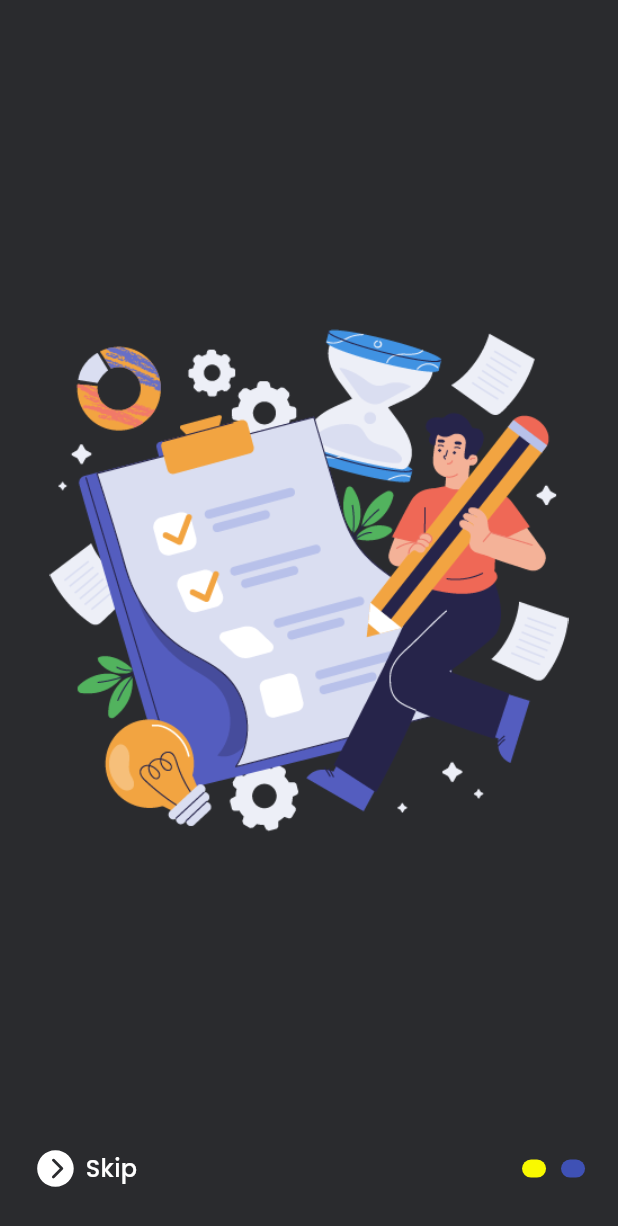
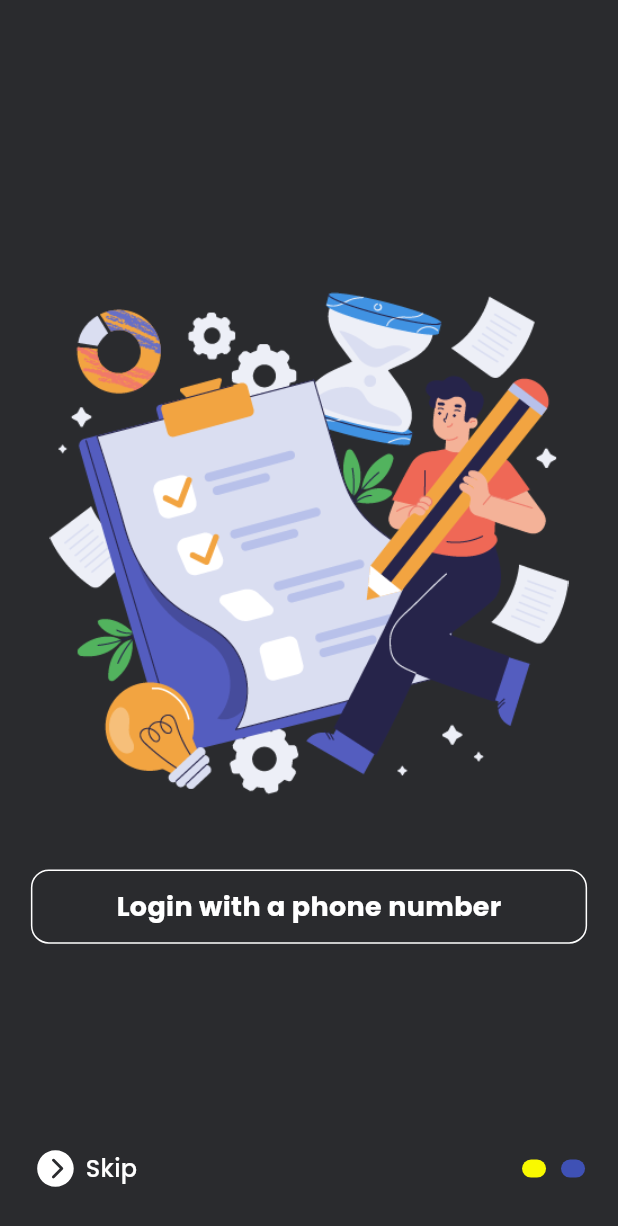
Before and after one commit to Jashwanth-Gowda-R/flutter_todo_app, a Flutter app: the screen it shows after launch, swiped to page 2, on a phone screen of 412 x 824 dp. Shown: the top 1226 px of the screen. Run offline on Flutter 3.47's test engine with Material 2 defaults, Android fonts, the phone set to English and light mode, and no system bars; drawn by our look-alikes of smooth_page_indicator; our stand-ins replace flutter_screenutil, flutter_vector_icons, google_fonts, hooks_riverpod.

Commit message:
done with onboarding

```diff
--- a/lib/common/widgets/custom_otn_btn.dart
+++ b/lib/common/widgets/custom_otn_btn.dart
@@ -39,6 +39,7 @@ class CustomOtlnBtn extends StatelessWidget {
             color: color,
           ),
         ),
+        child: Center(
           child: ReuseableText(
             text: text,
             style: appstyle(
@@ -48,6 +49,7 @@ class CustomOtlnBtn extends StatelessWidget {
             ),
           ),
         ),
+      ),
     );
   }
 }
--- a/lib/features/onboarding/widgets/page_two.dart
+++ b/lib/features/onboarding/widgets/page_two.dart
@@ -1,5 +1,7 @@
 import 'package:advanced_flutter_todo_app/common/utils/constants.dart';
+import 'package:advanced_flutter_todo_app/common/widgets/custom_otn_btn.dart';
 import 'package:advanced_flutter_todo_app/common/widgets/height_spacer.dart';
+import 'package:advanced_flutter_todo_app/features/auth/pages/login_page.dart';
 import 'package:flutter/material.dart';
 import 'package:flutter_screenutil/flutter_screenutil.dart';
 
@@ -21,6 +23,19 @@ class PageTwo extends StatelessWidget {
             child: Image.asset('assets/images/todo.png'),
           ),
           const HeightSpacer(height: 50),
+          CustomOtlnBtn(
+            onTap: () {
+              Navigator.of(context).pushReplacement(
+                MaterialPageRoute(
+                  builder: (context) => const LoginPage(),
+                ),
+              );
+            },
+            width: AppConst.kWidth * 0.9,
+            height: AppConst.kHeight * 0.06,
+            color: AppConst.kLight,
+            text: 'Login with a phone number',
+          ),
         ],
       ),
     );
```
Also changed, not shown: lib/features/auth/pages/login_page.dart (added, +31 -0 lines). Lines whose indentation alone changed are shown as unchanged.
